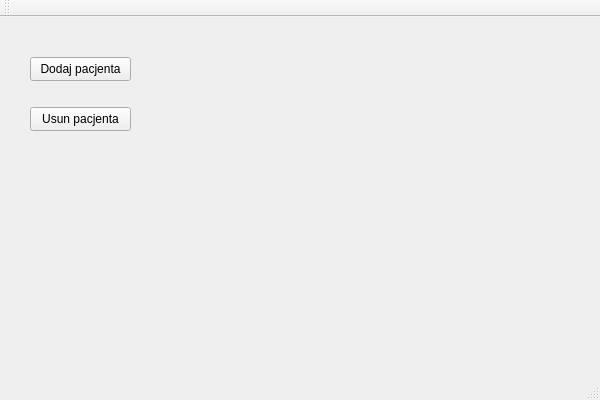
Above: Pacjenci/Pacjenci.ui from Kupsztajn/Jipp before the change. Below: the same form after it.
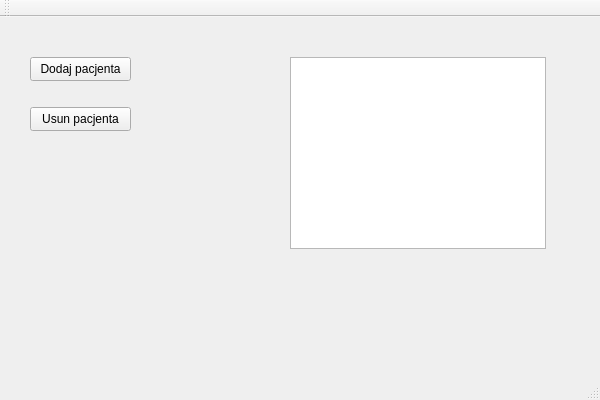
That is the form after the change.

The edit to the form file:
```diff
--- a/Pacjenci/Pacjenci.ui
+++ b/Pacjenci/Pacjenci.ui
@@ -40,6 +40,16 @@
      <string>Usun pacjenta</string>
     </property>
    </widget>
+   <widget class="QListWidget" name="lista_pacjentow">
+    <property name="geometry">
+     <rect>
+      <x>290</x>
+      <y>40</y>
+      <width>256</width>
+      <height>192</height>
+     </rect>
+    </property>
+   </widget>
   </widget>
   <widget class="QMenuBar" name="menuBar">
    <property name="geometry">
```
